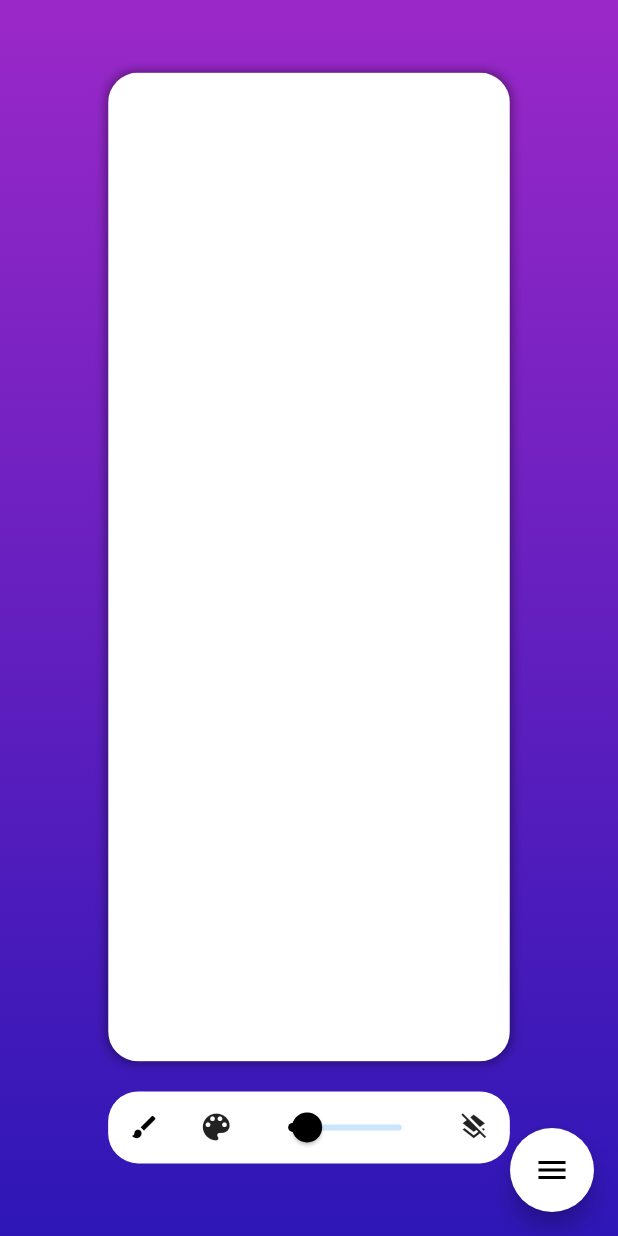
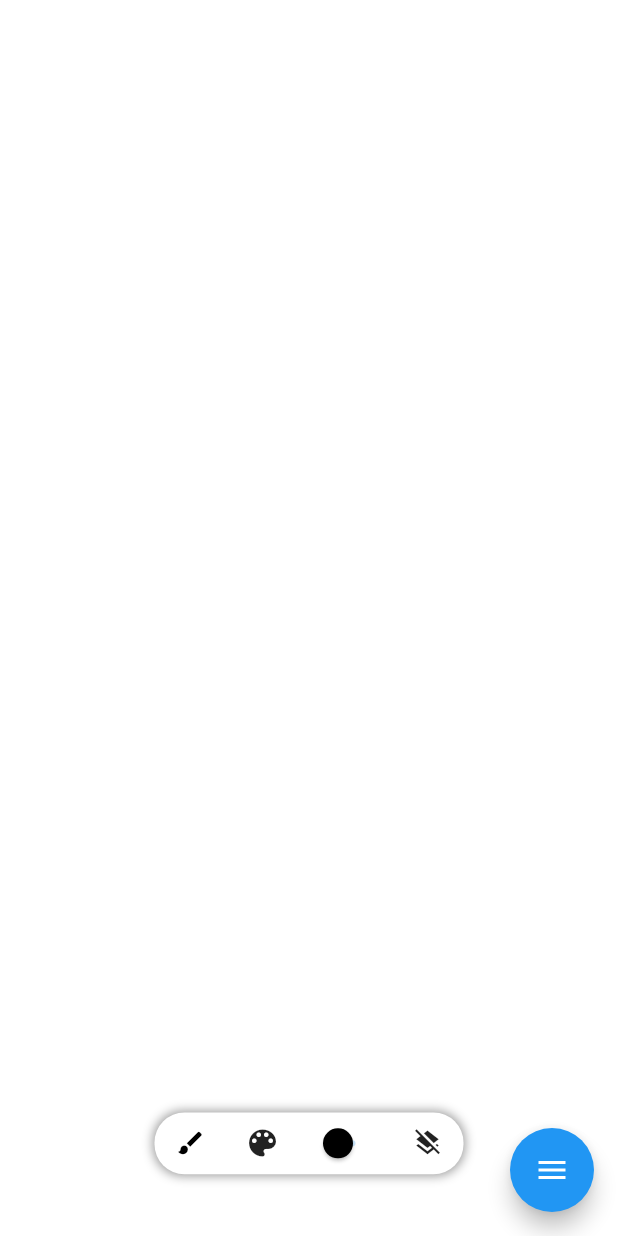
Before and after one commit to HassanFathi100/paint-app, a Flutter app: the screen it shows after launch, on a phone screen of 412 x 824 dp. Run offline on Flutter 3.47's test engine with Material 2 defaults, Android fonts, the phone set to English and light mode, and no system bars; drawn by our look-alikes of flutter_speed_dial, screenshot; our stand-ins replace flutter_colorpicker, image_gallery_saver, permission_handler.

Commit message:
Updated UI and deleted screenshot

```diff
--- a/lib/main.dart
+++ b/lib/main.dart
@@ -108,12 +108,11 @@ class _MyHomePageState extends State<MyHomePage> {
         },
         onPanEnd: (details) {
           this.setState(() {
-            // ignore: dead_code
             points.add(DrawingArea(point: Offset.zero, areaPaint: Paint()));
           });
         },
         child: ClipRRect(
-          borderRadius: BorderRadius.all(Radius.circular(20)),
+          // borderRadius: BorderRadius.all(Radius.circular(20)),
           child: canvas(),
 
         ),
@@ -139,7 +138,7 @@ class _MyHomePageState extends State<MyHomePage> {
               onPressed: () {
                 Navigator.of(context).pop();
               },
-              child: Text('Close'))
+              child: Text('Select'))
         ],
       ),
     );
@@ -151,7 +150,7 @@ class _MyHomePageState extends State<MyHomePage> {
       builder: (context) => AlertDialog(
         title: Text("Choose Your Color"),
         content: SingleChildScrollView(
-          child: ColorPicker(
+          child: MaterialPicker(
             pickerColor: canvasColor,
             onColorChanged: (color) {
               this.setState(() {
@@ -165,7 +164,7 @@ class _MyHomePageState extends State<MyHomePage> {
               onPressed: () {
                 Navigator.of(context).pop();
               },
-              child: Text('Close'))
+              child: Text('Select'))
         ],
       ),
     );
@@ -176,16 +175,9 @@ class _MyHomePageState extends State<MyHomePage> {
     final double width = MediaQuery.of(context).size.width;
     final double height = MediaQuery.of(context).size.height;
 
-    return Screenshot(
-      controller: controller,
-      child: Scaffold(
+    return
+      Scaffold(
         extendBodyBehindAppBar: true,
-        // appBar: AppBar(
-        //   elevation: 0,
-        //   centerTitle: true,
-        //   backgroundColor: Colors.transparent,
-        //   title: Text(widget.title),
-        // ),
         body: Stack(
           children: <Widget>[
             SizedBox(
@@ -207,29 +199,32 @@ class _MyHomePageState extends State<MyHomePage> {
                 crossAxisAlignment: CrossAxisAlignment.center,
                 children: <Widget>[
                   Container(
+                      width: width ,
+                      height: height ,
+                      child: Screenshot(
+                        controller: widgetImageController,
+                        child: painter()
+                        )
+                      ),
+                ],
+              ),
+            ),
+            Positioned(
+              left: width * 0.25,
+              right: width * 0.25,
+              bottom: height * 0.05,
+              child: Container(
                       width: width * 0.65,
-                      height: height * 0.8,
+                      height: height * 0.05,
                       decoration: BoxDecoration(
+                        color: Colors.white,
                         borderRadius: BorderRadius.all(Radius.circular(20.0)),
                         boxShadow: [
                           BoxShadow(
                               color: Colors.black.withOpacity(0.4),
                               blurRadius: 5.0,
                               spreadRadius: 1.0),
-                          ]),
-                      child: Screenshot(
-                        controller: widgetImageController,
-                        child: painter()
-                        )
-                      ),
-                  SizedBox(
-                    height: 20,
-                  ),
-                  Container(
-                    width: width * 0.65,
-                    decoration: BoxDecoration(
-                      color: Colors.white,
-                      borderRadius: BorderRadius.all(Radius.circular(20.0)),
+                          ],
                         ),
                       child: Row(
                         children: <Widget>[
@@ -269,39 +264,27 @@ class _MyHomePageState extends State<MyHomePage> {
                           ),
                         ],
                       ),
-                  )
-                ],
                     ),
             )
           ],
         ),
         floatingActionButton: SpeedDial(
           animatedIcon: AnimatedIcons.menu_close,
-          foregroundColor: Colors.black,
-          backgroundColor: Color.fromARGB(255, 255, 255, 255),
+          foregroundColor: Colors.white,
+          // backgroundColor: Color.fromARGB(255, 255, 255, 255),
 
 
           children: [
-            SpeedDialChild(
-              backgroundColor: Color.fromARGB(255, 155, 40, 200),
-              foregroundColor: Colors.white,
+            SpeedDialChild( // Load photo
+              // backgroundColor: Color.fromARGB(255, 155, 40, 200),
+              // foregroundColor: Colors.white,
               child: Icon(
                 Icons.upload_file
                 )
               ),
-            SpeedDialChild(
-              backgroundColor: Color.fromARGB(255, 155, 40, 200),
-              foregroundColor: Colors.white,
-              child: Icon(Icons.screenshot),
-              label: 'Save Screenshot',
-              onTap: () async {
-                  final screenshotImage = await controller.capture();
-                  if (screenshotImage == null) return;
-                  await saveImage(screenshotImage);
-                }),
-            SpeedDialChild(
-              backgroundColor: Color.fromARGB(255, 155, 40, 200),
-              foregroundColor: Colors.white,
+            SpeedDialChild( // Save Painting
+              // backgroundColor: Color.fromARGB(255, 155, 40, 200),
+              // foregroundColor: Colors.white,
                 label: 'Save Painting',
                 child: Icon(Icons.save),
                 onTap: () async {
@@ -313,8 +296,8 @@ class _MyHomePageState extends State<MyHomePage> {
                 })
           ],
         ),
-      ),
       );
+
   }
 }
 
@@ -329,8 +312,6 @@ class MyCustomPainter extends CustomPainter {
     Rect box = Rect.fromLTWH(0, 0, size.width, size.height);
 
     canvas.drawRect(box, background);
-    DrawingArea endPan =
-        new DrawingArea(point: Offset.zero, areaPaint: Paint());
 
     for (int x = 0; x < points.length - 1; x++) {
       if (points[x].point != Offset.zero &&
```
Lines whose indentation alone changed are shown as unchanged.
